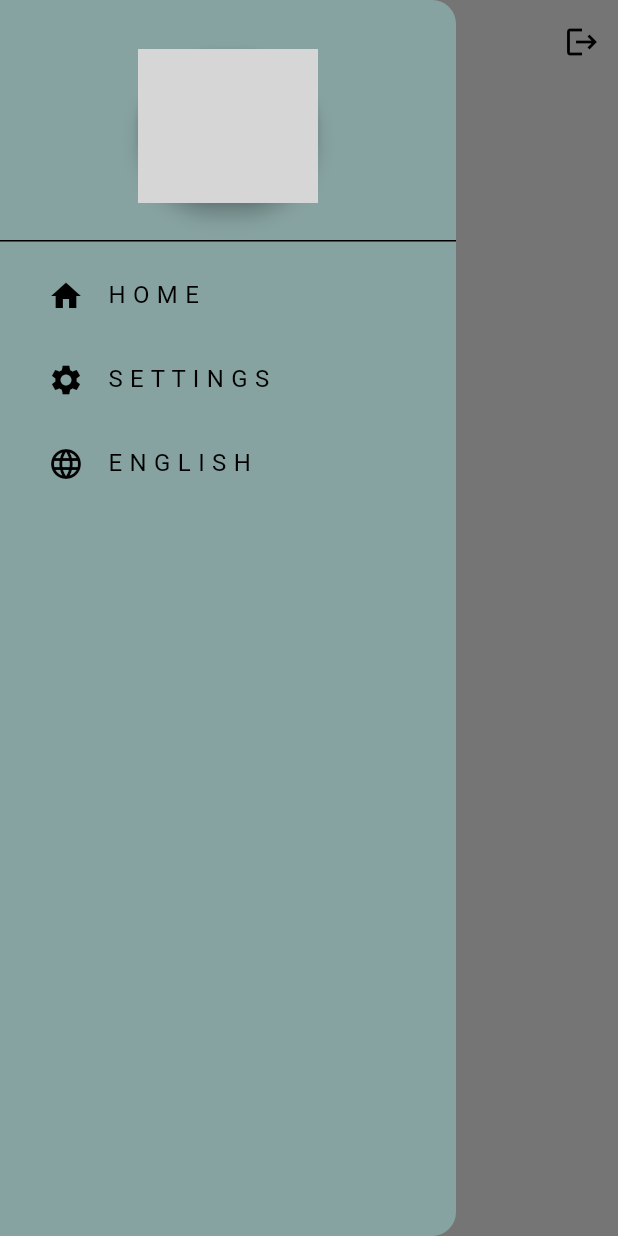
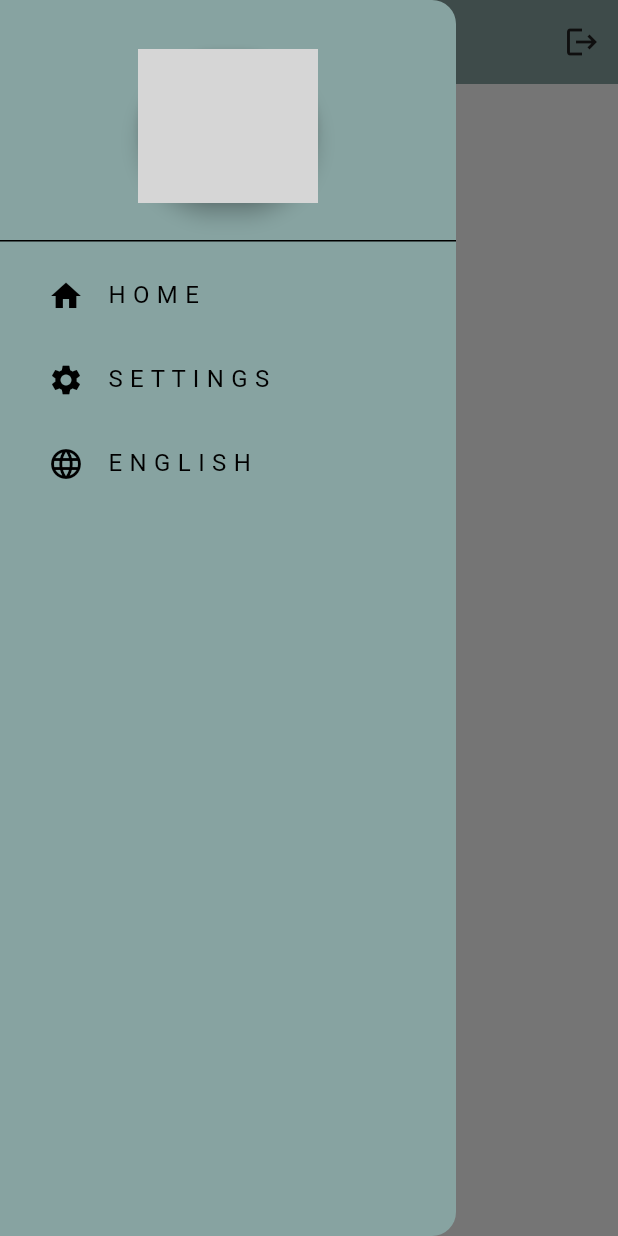
Before and after one commit to DutForz/fum0, a Flutter app: the screen it shows once a user with an empty profile is signed in, with the side drawer open, on a phone screen of 412 x 824 dp. Run offline on Flutter 3.47's test engine with Material 3 defaults, Android fonts, the phone set to English and light mode, and no system bars; our stand-ins replace cloud_firestore, firebase_auth, firebase_core; accounts and stored records are empty; grey boxes are pictures that could not be loaded.

Commit message:
FUll work FUMO v0.1

```diff
--- a/lib/components/User_Tile.dart
+++ b/lib/components/User_Tile.dart
@@ -12,7 +12,7 @@ class UserTile extends StatelessWidget {
       child: Container(
         decoration: BoxDecoration(
           color: Theme.of(context).colorScheme.secondary,
-          borderRadius: BorderRadius.circular(12),
+          borderRadius: BorderRadius.circular(70),
         ),
         padding: EdgeInsets.all(20),
         margin: const EdgeInsets.symmetric(vertical: 5, horizontal: 25),
--- a/lib/core/chat/chat_service.dart
+++ b/lib/core/chat/chat_service.dart
@@ -20,9 +20,9 @@ class ChatService {
 
     Message newMessage = Message(
       message: message,
-      senderEmail: currentUserID,
+      senderEmail: currentUSerEmail,
       receiverID: receiverID,
-      senderID: currentUSerEmail,
+      senderID: currentUserID,
       timestamp: timeStamp,
     );
     List<String> ids = [currentUserID, receiverID];
--- a/lib/core/theme/light_mode.dart
+++ b/lib/core/theme/light_mode.dart
@@ -4,8 +4,8 @@ ThemeData lightMode = ThemeData(
   colorScheme: ColorScheme.light(
     background: const Color.fromARGB(255, 135, 163, 161),
     primary: const Color.fromARGB(255, 238, 237, 237),
-    secondary: Colors.grey.shade200,
-    tertiary: Colors.white,
+    secondary: Colors.grey.shade500,
+    tertiary: const Color.fromARGB(255, 150, 149, 149),
     inversePrimary: Colors.grey.shade900,
   ),
 );
--- a/lib/pages/home/home_screan.dart
+++ b/lib/pages/home/home_screan.dart
@@ -20,8 +20,14 @@ class HomeScrean extends StatelessWidget {
   Widget build(BuildContext context) {
     return Scaffold(
       appBar: AppBar(
-        title: Text(context.localizations.home),
+        title: Text(
+          context.localizations.home,
+          style: TextStyle(color: Theme.of(context).colorScheme.inversePrimary),
+        ),
         actions: [IconButton(onPressed: logout, icon: Icon(Icons.logout))],
+        backgroundColor: Theme.of(context).colorScheme.background,
+        foregroundColor: Theme.of(context).colorScheme.inversePrimary,
+        elevation: 0,
       ),
       drawer: Mydrawer(selectedLocale: Locale('en')),
       body: _buildUserList(),
```
Also changed, not shown: lib/components/chat_bubble.dart (added, +24 -0 lines), lib/core/theme/dark_mode.dart (added, +11 -0 lines), lib/core/theme/theme_provider.dart (added, +21 -0 lines), lib/pages/chat/chat_Screan.dart (+26 -3 lines), lib/pages/settings/settings_Screan.dart (+10 -1 lines).
